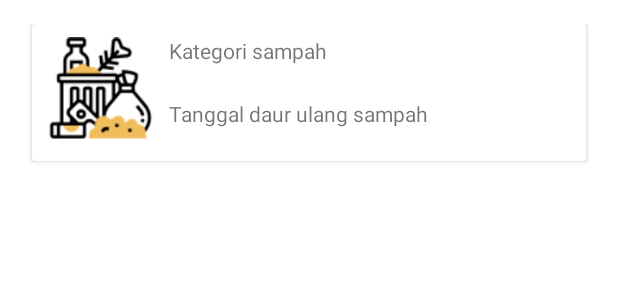
After one commit to hafizh1234/Sampahku1, an Android app: the layout activity_log_history.xml on its own in the app's theme, with its tools: preview values and no code run, on a phone screen of 412 x 824 dp. The commit adds this screen. Shown: the top 300 px of the screen. Run offline under Robolectric (Android 15) with nearby library versions, the phone set to English and light mode, and no system bars.

Commit message:
splashScreen dan logHistory

```diff
--- a/app/src/main/AndroidManifest.xml
+++ b/app/src/main/AndroidManifest.xml
@@ -1,10 +1,12 @@
 <?xml version="1.0" encoding="utf-8"?>
 <manifest xmlns:android="http://schemas.android.com/apk/res/android"
     package="com.projek.sampahku1">
-    <uses-permission android:name="android.permission.WRITE_EXTERNAL_STORAGE"/>
-    <uses-permission android:name="android.permission.READ_EXTERNAL_STORAGE"/>
-    <uses-permission android:name="android.permission.INTERNET"/>
-    <uses-permission android:name="android.permission.CAMERA"/>
+
+    <uses-permission android:name="android.permission.WRITE_EXTERNAL_STORAGE" />
+    <uses-permission android:name="android.permission.READ_EXTERNAL_STORAGE" />
+    <uses-permission android:name="android.permission.INTERNET" />
+    <uses-permission android:name="android.permission.CAMERA" />
+
     <application
         android:allowBackup="true"
         android:icon="@mipmap/ic_launcher"
@@ -12,11 +14,13 @@
         android:roundIcon="@mipmap/ic_launcher_round"
         android:supportsRtl="true"
         android:theme="@style/Theme.Sampahku1">
-        <activity android:name=".activity.PerhitunganActivity"></activity>
+        <activity android:name=".activity.LogHistoryActivity"></activity>
+        <activity android:name=".activity.PerhitunganActivity" />
         <activity android:name=".activity.RegisterActivity" />
         <activity android:name=".activity.MainPageActivity" />
         <activity android:name=".activity.LoginActivity" />
-        <activity android:name=".activity.MainActivity"
+        <activity
+            android:name=".activity.MainActivity"
             android:theme="@style/Theme.SplashScreenTheme">
             <intent-filter>
                 <action android:name="android.intent.action.MAIN" />
@@ -24,16 +28,16 @@
                 <category android:name="android.intent.category.LAUNCHER" />
             </intent-filter>
         </activity>
+
         <provider
+            android:name="androidx.core.content.FileProvider"
             android:authorities="com.projek.sampahku1.fileprovider"
-            android:name="androidx.core.content.FileProvider"
             android:exported="false"
             android:grantUriPermissions="true">
             <meta-data
                 android:name="android.support.FILE_PROVIDER_PATHS"
-                android:resource="@xml/file_paths"/>
+                android:resource="@xml/file_paths" />
         </provider>
-
     </application>
 
 </manifest>
--- /dev/null
+++ b/app/src/main/java/com/projek/sampahku1/activity/LogHistoryActivity.kt
@@ -0,0 +1,22 @@
+package com.projek.sampahku1.activity
+
+import androidx.appcompat.app.AppCompatActivity
+import android.os.Bundle
+import com.projek.sampahku1.databinding.ActivityLogHistoryBinding
+import com.projek.sampahku1.session.SessionManager
+
+class LogHistoryActivity : AppCompatActivity() {
+    private lateinit var binding:ActivityLogHistoryBinding
+    private lateinit var sessionManager: SessionManager
+    lateinit var userDetail:MutableMap<String,Any?>
+
+    override fun onCreate(savedInstanceState: Bundle?) {
+        super.onCreate(savedInstanceState)
+        binding= ActivityLogHistoryBinding.inflate(layoutInflater)
+        setContentView(binding.root)
+        sessionManager= SessionManager(this)
+        userDetail=sessionManager.getUsersDetail()
+
+
+    }
+}
--- a/app/src/main/java/com/projek/sampahku1/activity/MainActivity.kt
+++ b/app/src/main/java/com/projek/sampahku1/activity/MainActivity.kt
@@ -3,14 +3,14 @@ package com.projek.sampahku1.activity
 import android.content.Intent
 import androidx.appcompat.app.AppCompatActivity
 import android.os.Bundle
-import android.support.v4.media.RatingCompat
-import androidx.annotation.StyleRes
+import com.projek.sampahku1.R
 import com.projek.sampahku1.databinding.ActivityMainBinding
 
 class MainActivity : AppCompatActivity() {
     private lateinit var binding:ActivityMainBinding
     override fun onCreate(savedInstanceState: Bundle?) {
         super.onCreate(savedInstanceState)
+        setTheme(R.style.Theme_Sampahku1)
         binding= ActivityMainBinding.inflate(layoutInflater)
 
         setContentView(binding.root)
--- a/app/src/main/java/com/projek/sampahku1/activity/MainPageActivity.kt
+++ b/app/src/main/java/com/projek/sampahku1/activity/MainPageActivity.kt
@@ -7,8 +7,6 @@ import android.view.Menu
 import android.view.MenuItem
 import com.projek.sampahku1.R
 import com.projek.sampahku1.databinding.ActivityMainPageBinding
-import com.projek.sampahku1.model.RegistrationResponse
-import com.projek.sampahku1.model.ResponseLogin
 import com.projek.sampahku1.session.SessionManager
 
 class MainPageActivity : AppCompatActivity() {
@@ -28,7 +26,10 @@ class MainPageActivity : AppCompatActivity() {
             val intent=Intent(this@MainPageActivity, PerhitunganActivity::class.java)
             startActivity(intent)
         }
-
+        binding.cardviewLogTransaksi.setOnClickListener{
+            val intent=Intent(this@MainPageActivity,LogHistoryActivity::class.java)
+            startActivity(intent)
+        }
 
     }
 
--- /dev/null
+++ b/app/src/main/res/layout/activity_log_history.xml
@@ -0,0 +1,19 @@
+<?xml version="1.0" encoding="utf-8"?>
+<androidx.constraintlayout.widget.ConstraintLayout xmlns:android="http://schemas.android.com/apk/res/android"
+    xmlns:app="http://schemas.android.com/apk/res-auto"
+    xmlns:tools="http://schemas.android.com/tools"
+    android:layout_width="match_parent"
+    android:layout_height="match_parent"
+    tools:context=".activity.LogHistoryActivity">
+
+    <androidx.recyclerview.widget.RecyclerView
+        android:id="@+id/rv_log"
+        android:layout_width="match_parent"
+        android:layout_height="wrap_content"
+        android:layout_margin="16dp"
+        app:layout_constraintEnd_toEndOf="parent"
+        app:layout_constraintStart_toStartOf="parent"
+        app:layout_constraintTop_toTopOf="parent"
+        tools:listitem="@layout/item_log" />
+
+</androidx.constraintlayout.widget.ConstraintLayout>
--- /dev/null
+++ b/app/src/main/res/layout/item_log.xml
@@ -0,0 +1,53 @@
+<?xml version="1.0" encoding="utf-8"?>
+<androidx.constraintlayout.widget.ConstraintLayout xmlns:android="http://schemas.android.com/apk/res/android"
+    xmlns:app="http://schemas.android.com/apk/res-auto"
+    xmlns:tools="http://schemas.android.com/tools"
+    android:layout_width="match_parent"
+    android:layout_height="match_parent"
+    >
+    <androidx.cardview.widget.CardView
+        android:layout_width="match_parent"
+        android:layout_height="wrap_content"
+        android:id="@+id/card_log"
+        android:layout_margin="5dp"
+        android:elevation="5dp"
+        >
+        <androidx.constraintlayout.widget.ConstraintLayout
+            android:layout_width="match_parent"
+            android:layout_height="wrap_content"
+            >
+
+            <ImageView
+                android:id="@+id/image_garbage"
+                android:layout_width="75dp"
+                android:layout_height="75dp"
+                android:layout_margin="8dp"
+                android:src="@drawable/garbage"
+                app:layout_constraintBottom_toBottomOf="parent"
+                app:layout_constraintStart_toStartOf="parent"
+                app:layout_constraintTop_toTopOf="parent" />
+
+            <TextView
+                android:id="@+id/nama_kategori"
+                android:layout_width="wrap_content"
+                android:layout_height="wrap_content"
+                android:layout_margin="8dp"
+                android:layout_marginStart="14dp"
+                android:text="@string/kategori_sampah"
+                app:layout_constraintStart_toEndOf="@+id/image_garbage"
+                app:layout_constraintTop_toTopOf="parent" />
+
+            <TextView
+                android:id="@+id/tglTransaksoi"
+                android:layout_width="wrap_content"
+                android:layout_height="wrap_content"
+                android:layout_margin="8dp"
+                android:layout_marginStart="8dp"
+                android:layout_marginTop="29dp"
+                android:text="@string/tanggal_daur_ulang_sampah"
+                app:layout_constraintBottom_toBottomOf="parent"
+                app:layout_constraintStart_toEndOf="@+id/image_garbage"
+                app:layout_constraintTop_toBottomOf="@+id/nama_kategori" />
+        </androidx.constraintlayout.widget.ConstraintLayout>
+    </androidx.cardview.widget.CardView>
+</androidx.constraintlayout.widget.ConstraintLayout>
--- a/app/src/main/res/values/strings.xml
+++ b/app/src/main/res/values/strings.xml
@@ -26,4 +26,6 @@
     <string name="welcome">Selamat datang!\nmulai identifkasi\nsampahmu</string>
     <string name="abdullah">Abdullah</string>
     <string name="hello_vito">Hello, Vito</string>
+    <string name="kategori_sampah">Kategori sampah</string>
+    <string name="tanggal_daur_ulang_sampah">Tanggal daur ulang sampah</string>
 </resources>
--- a/app/src/main/res/values/themes.xml
+++ b/app/src/main/res/values/themes.xml
@@ -15,6 +15,6 @@
     </style>
     <style name="Theme.SplashScreenTheme" parent="Theme.MaterialComponents.Light.NoActionBar">
         <item name="android:windowBackground">@drawable/splash</item>
-        <item name="android:statusBarColor">@color/white</item>
+        <item name="android:statusBarColor">@color/purple_700</item>
     </style>
 </resources>
```
Also changed, not shown: 1 other file.
